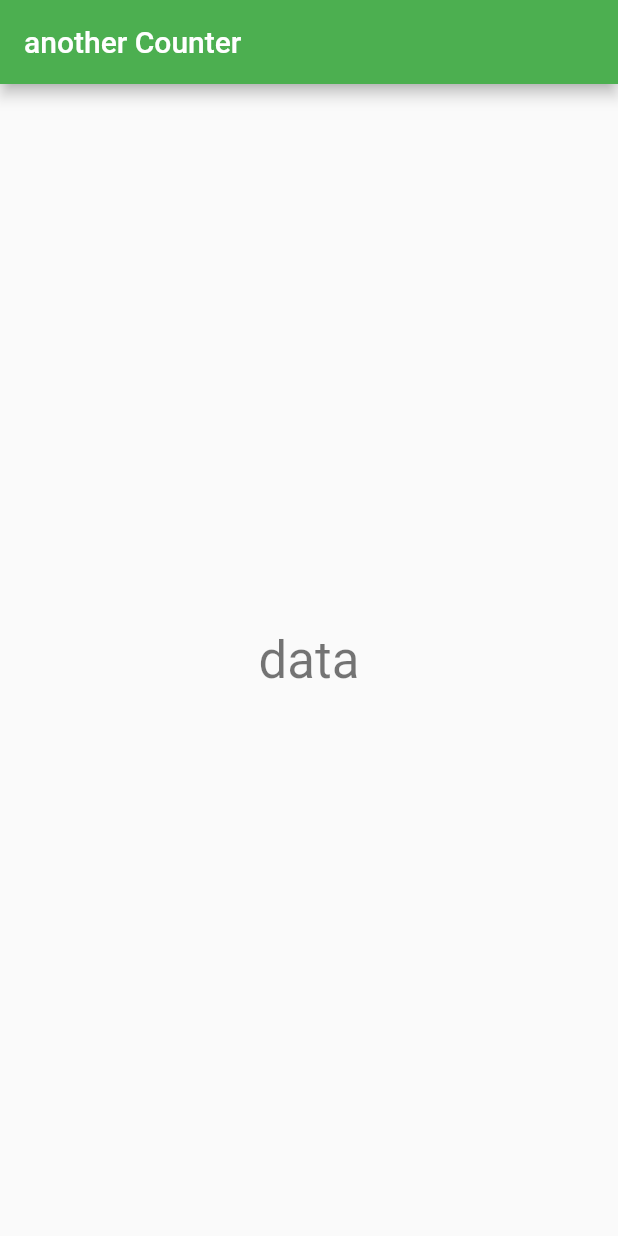
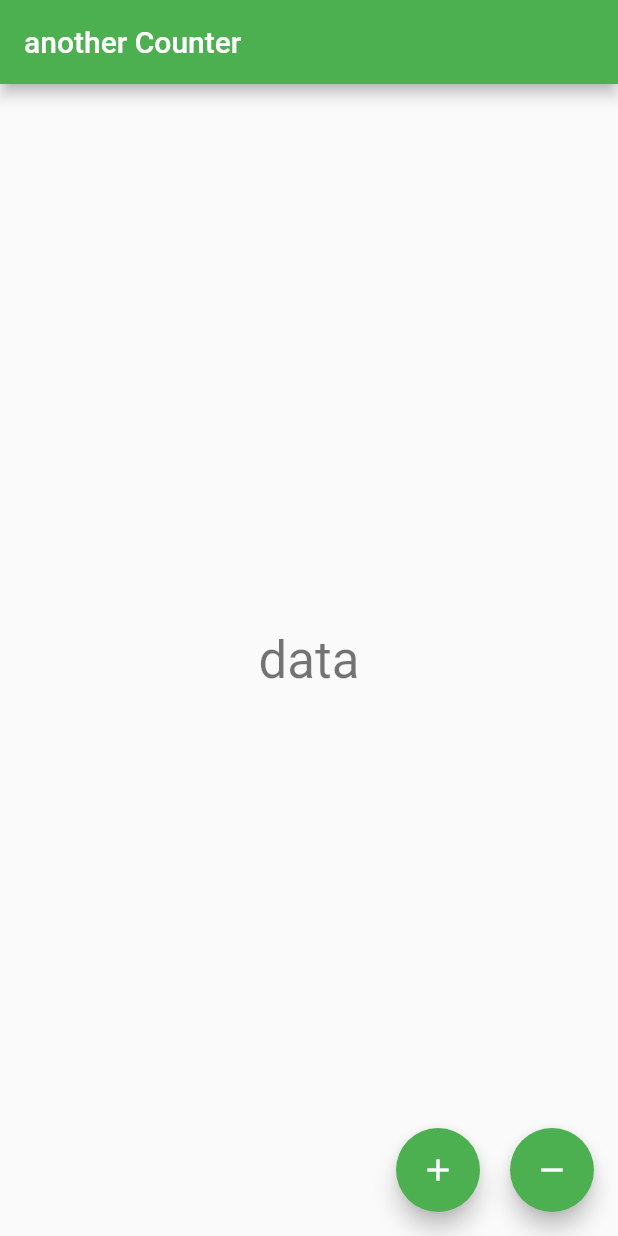
Before and after one commit to EDR3X/Counter-App-With-BLoC, a Flutter app: the screen it shows after launch, on a phone screen of 412 x 824 dp. Run offline on Flutter 3.47's test engine with Material 2 defaults, Android fonts, the phone set to English and light mode, and no system bars; our stand-ins replace bloc, equatable.

Commit message:
buttons added and on<IncrementCounterEvent> added on counter_bloc

```diff
--- a/lib/main.dart
+++ b/lib/main.dart
@@ -30,6 +30,22 @@ class HomePage extends StatelessWidget {
           style: Theme.of(context).textTheme.headline4,
         ),
       ),
+      floatingActionButton: Row(
+        mainAxisAlignment: MainAxisAlignment.end,
+        children: [
+          FloatingActionButton(
+            onPressed: () {},
+            child: const Icon(Icons.add),
+          ),
+          const SizedBox(
+            width: 20,
+          ),
+          FloatingActionButton(
+            onPressed: () {},
+            child: const Icon(Icons.remove),
+          ),
+        ],
+      ),
     );
   }
 }
```
Also changed, not shown: lib/blocs/counter/counter_bloc.dart (+6 -2 lines), lib/other_page.dart (+0 -14 lines).
